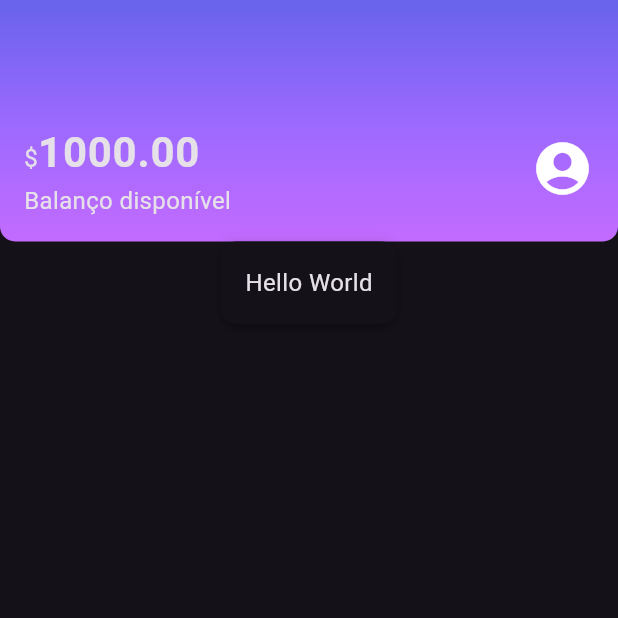
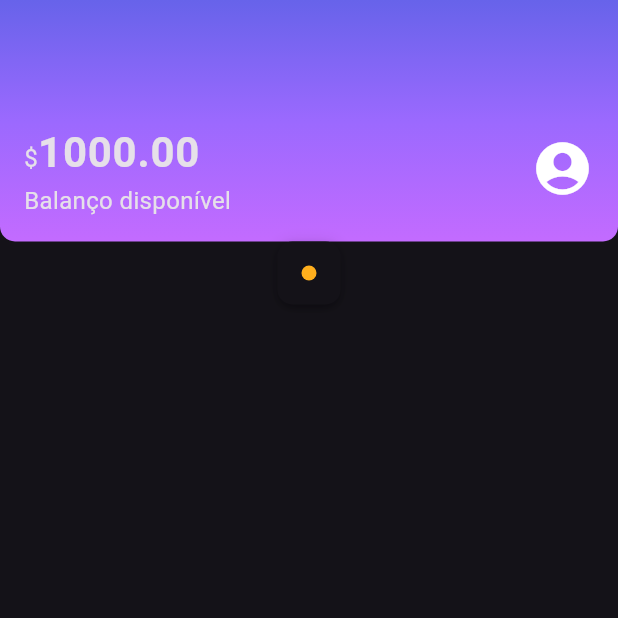
Before and after one commit to flavioaugusto1/alubank, a Flutter app: the screen it shows after launch, on a phone screen of 412 x 824 dp, the top half of it. Run offline on Flutter 3.47's test engine with Material 3 defaults, Android fonts, the phone set to English and light mode, and no system bars.

Commit message:
feat: criando tema e widget ColorDot

```diff
--- /dev/null
+++ b/lib/components/color_dot.dart
@@ -0,0 +1,18 @@
+import 'package:flutter/material.dart';
+
+class ColorDot extends StatelessWidget {
+  final Color? color;
+  const ColorDot({required this.color, super.key});
+
+  @override
+  Widget build(BuildContext context) {
+    return Container(
+      width: 10,
+      height: 10,
+      decoration: BoxDecoration(
+        color: color,
+        borderRadius: BorderRadius.circular(10),
+      ),
+    );
+  }
+}
--- a/lib/screens/home.dart
+++ b/lib/screens/home.dart
@@ -1,5 +1,7 @@
 import 'package:alubank/components/box_card.dart';
+import 'package:alubank/components/color_dot.dart';
 import 'package:alubank/components/sections/header.dart';
+import 'package:alubank/themes/theme_colors.dart';
 import 'package:flutter/material.dart';
 
 class Home extends StatelessWidget {
@@ -7,12 +9,12 @@ class Home extends StatelessWidget {
 
   @override
   Widget build(BuildContext context) {
-    return const Scaffold(
+    return Scaffold(
       body: Column(
         children: <Widget>[
-          Header(),
+          const Header(),
           BoxCard(
-            boxContent: Text('Hello World'),
+            boxContent: ColorDot(color: ThemeColors.recentActivity['spent']),
           ),
         ],
       ),
--- a/lib/themes/theme_colors.dart
+++ b/lib/themes/theme_colors.dart
@@ -7,4 +7,8 @@ class ThemeColors {
     Color.fromRGBO(155, 105, 254, 1),
     Color.fromRGBO(195, 107, 255, 1)
   ];
+  static const recentActivity = {
+    'spent': Color.fromRGBO(255, 175, 29, 1),
+    'income': Color.fromRGBO(191, 69, 198, 1),
+  };
 }
```
